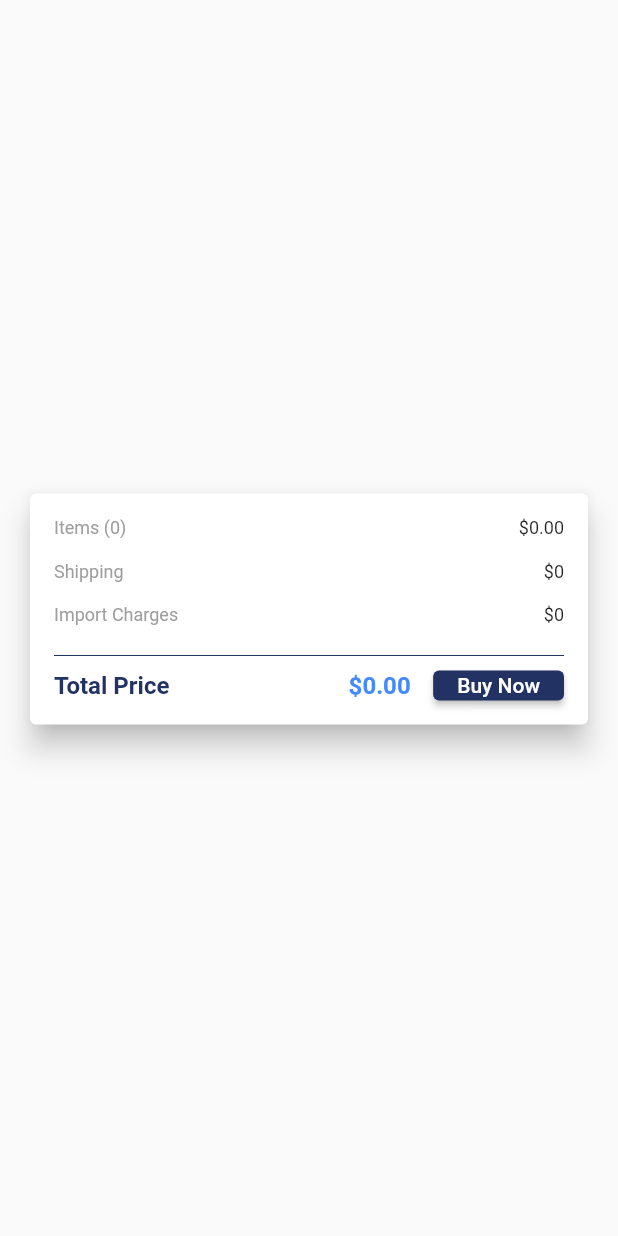
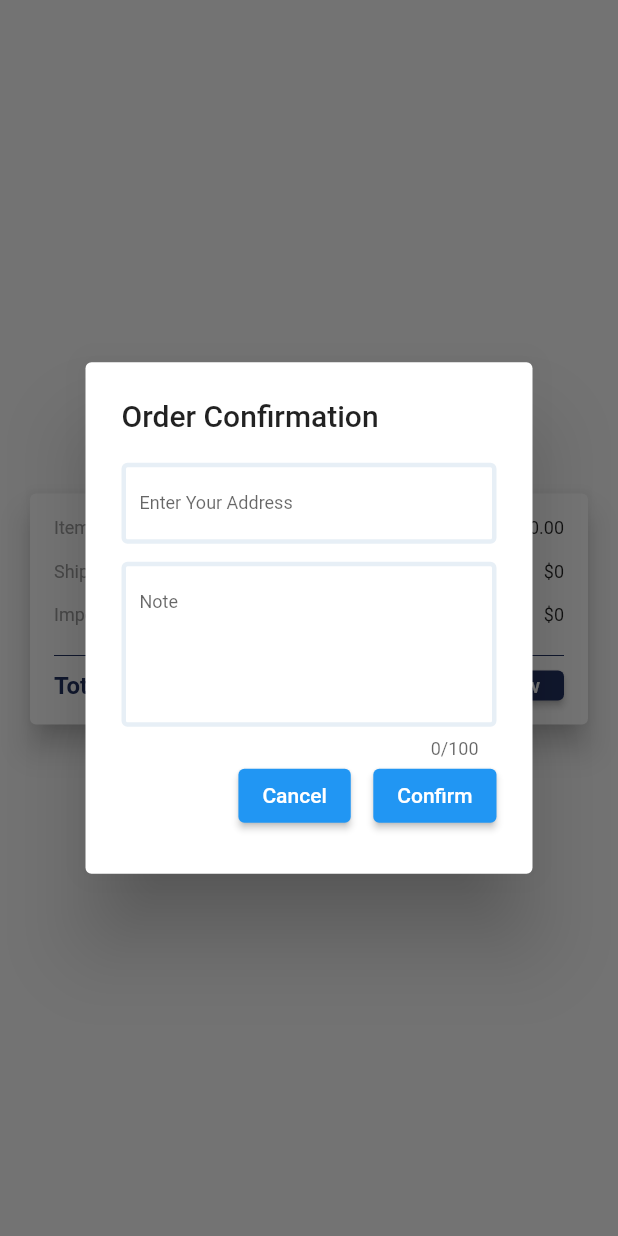
Before and after one commit to Rythmzz/strak_shop, a Flutter app: the DetailCartPage widget shown alone on an empty page, opened directly, after a tap on "Buy Now", on a phone screen of 412 x 824 dp. Run offline on Flutter 3.47's test engine with Material 2 defaults, Android fonts, the phone set to English and light mode, and no system bars; our stand-ins replace cached_network_image, carousel_slider, cloud_firestore, firebase_auth, firebase_core, firebase_storage and 5 more; accounts and stored records are empty.

Commit message:
update them moi order

```diff
--- a/lib/models/info_user_model.dart
+++ b/lib/models/info_user_model.dart
@@ -45,7 +45,7 @@
 
     _reference.snapshots().listen((event) async {
       _listInfoUser = await DatabaseService(uid).getInfoUser();
-      _listCart = await DatabaseService(uid).getListCart(_listInfoUser!);
+      _listCart = await DatabaseService(uid).getListCartFromUser(_listInfoUser!);
       notifyListeners();
     });
 
--- /dev/null
+++ b/lib/models/order.dart
@@ -0,0 +1,91 @@
+import 'package:cloud_firestore/cloud_firestore.dart';
+
+class Order{
+  int _id;
+  String _uid;
+  String _orderDate;
+  String _orderCode;
+  String _orderNote;
+  double _totalPrice;
+  String _address;
+  List<Object> _orderDetail;
+
+  Order(this._id, this._uid,this._orderDate,this._orderCode,this._orderNote,this._totalPrice,this._address,this._orderDetail);
+
+  factory Order.fromDocument(DocumentSnapshot doc){
+    return Order(
+      doc.data().toString().contains('id') ? doc.get('id') : -1,
+      doc.data().toString().contains('uid') ? doc.get('uid') : "",
+      doc.data().toString().contains('orderDate') ? doc.get('orderDate') : "",
+      doc.data().toString().contains('orderCode') ? doc.get('orderCode') : "",
+      doc.data().toString().contains('orderNote') ? doc.get('orderNote') : "",
+      doc.data().toString().contains('totalPrice') ? doc.get('totalPrice') : -1.0,
+      doc.data().toString().contains('address') ? doc.get('address') : "",
+      doc.data().toString().contains('orderDetail') ? (doc.get('orderDetail') as List).map((e) => e as Map<String,dynamic>).toList() : [],
+    );
+  }
+
+
+  void printOrder(){
+    print(_id);
+    print(_uid);
+    print(_orderDate);
+    print(_orderCode);
+    print(_orderNote);
+    print(_address);
+  }
+
+
+  String get getAddress => _address;
+
+  set address(String value) {
+    _address = value;
+  }
+
+  String get getOrderNote => _orderNote;
+
+  set orderNote(String value) {
+    _orderNote = value;
+  }
+
+  String get getOrderCode => _orderCode;
+
+  set orderCode(String value) {
+    _orderCode = value;
+  }
+
+  String get getOrderDate => _orderDate;
+
+  set orderDate(String value) {
+    _orderDate = value;
+  }
+
+  String get getUid => _uid;
+
+  set uid(String value) {
+    _uid = value;
+  }
+
+  int get getId => _id;
+
+  set id(int value) {
+    _id = value;
+  }
+
+  List<Object> get getOrderDetail => _orderDetail;
+
+  set orderDetail(List<Object> value) {
+    _orderDetail = value;
+  }
+
+  void addObject(Object order){
+    _orderDetail.add(order);
+  }
+
+
+  double get getTotalPrice => _totalPrice;
+
+  set totalPrice(double value) {
+    _totalPrice = value;
+  }
+}
--- /dev/null
+++ b/lib/models/order_model.dart
@@ -0,0 +1,34 @@
+import 'package:cloud_firestore/cloud_firestore.dart';
+import 'package:flutter/cupertino.dart';
+import 'package:strak_shop_project/services/database.dart';
+
+import 'cart.dart';
+import 'order.dart';
+
+class OrderModel extends ChangeNotifier{
+
+  CollectionReference _reference = FirebaseFirestore.instance.collection('list_order');
+
+  List<Order> _listOrder = [];
+
+  List<Order> get getListOrder => _listOrder;
+
+  // List<Cart> _listOrderDetail = [];
+  //
+  // List<Cart> get getListOrderDetail => _listOrderDetail;
+
+
+  OrderModel(){
+    listenToOrder();
+  }
+
+  void listenToOrder() {
+    _reference.snapshots().listen((_) async {
+      _listOrder = await DatabaseService().getListOrder();
+      notifyListeners();
+    });
+  }
+
+
+
+}
--- a/lib/services/database.dart
+++ b/lib/services/database.dart
@@ -10,6 +10,7 @@
 import 'package:strak_shop_project/services/storage_repository.dart';
 
 import '../models/cart.dart';
+import '../models/order.dart';
 
 class DatabaseService{
   final String? _uid;
@@ -271,7 +272,7 @@
   //   return product!;
   // }
 
-  Future<List<Cart>> getListCart(InfoUser snapshot) async{
+  Future<List<Cart>> getListCartFromUser(InfoUser snapshot) async{
     List<Cart> _listCart = [];
     snapshot.cart.forEach((element) {
       String data = json.encode(element);
@@ -315,6 +316,39 @@
   }
 
 
+  Future<List<Cart>> getListCartFromOrder(Order snapshot) async {
+    List<Cart> _listCart = [];
+    snapshot.getOrderDetail.forEach((element) {
+      String data = json.encode(element);
+      _listCart.add(Cart.fromJson(jsonDecode(data)));
+    });
+    return _listCart;
+  }
+
+  Future<List<Order>> getListOrder() async{
+    QuerySnapshot querySnapshot = await _firebaseFirestore.collection('list_order').get();
+    final allData = querySnapshot.docs.map((doc) {
+      return Order.fromDocument(doc);
+    }).toList();
+    return allData;
+
+  }
+
+  Future createNewOrder(int id,String orderDate,String orderCode,String orderNote,double totalPrice,String address,List<Object> currentCart) async {
+    await _firebaseFirestore.collection('list_order').doc(id.toString()).set({
+      'id' : id,
+      'uid' : _uid,
+      'orderDate' : orderDate,
+      'orderCode' : orderCode,
+      'orderNote' : orderNote,
+      'totalPrice' : totalPrice,
+      'address' : address,
+      'orderDetail' : currentCart
+    });
+
+  }
+
+
 
 
 
--- a/lib/views/home_view.dart
+++ b/lib/views/home_view.dart
@@ -9,6 +9,7 @@
 import 'package:flutter/material.dart';
 import 'package:flutter_spinkit/flutter_spinkit.dart';
 import 'package:image_picker/image_picker.dart';
+import 'package:intl/intl.dart';
 import 'package:provider/provider.dart';
 import 'package:smooth_page_indicator/smooth_page_indicator.dart';
 import 'package:strak_shop_project/models/bloc_search.dart';
@@ -30,6 +31,7 @@
 import '../models/account.dart';
 import '../models/cart.dart';
 import '../models/info_user_model.dart';
+import '../models/order.dart';
 import '../models/product.dart';
 
 class HomePage extends StatefulWidget{
@@ -51,6 +53,7 @@
     final _account = Provider.of<Account?>(context);
     return Consumer<InfoUserModel>(builder: (context,snapshot,_){
       return Scaffold(
+        resizeToAvoidBottomInset: true,
         backgroundColor: Colors.white,
         appBar: _isCart ? AppBar(
           backgroundColor: Colors.white,
@@ -154,6 +157,10 @@
 }
 
 class _DetailCartPageState extends State<DetailCartPage> {
+  Order _order = Order(0,"","","","",0.0,"",[]);
+
+
+
   @override
   Widget build(BuildContext context) {
     return Consumer<InfoUserModel>(builder: (context,snapshot,_){
@@ -231,7 +238,85 @@
                                   height: 20,
                                   child: ElevatedButton(style: ButtonStyle(
                                     backgroundColor: MaterialStateProperty.all(StrakColor.colorTheme7)
-                                  ),onPressed: (){
+                                  ),onPressed: () {
+                                    showDialog(context: context, builder: (context) {
+                                      return AlertDialog(
+                                        title: Text("Order Confirmation"),
+                                        content: Container(
+                                          width: 250,
+                                          height: 250,
+                                          child: SingleChildScrollView(
+                                            child: Column(
+                                              children: [
+                                                TextField(onChanged: (val){
+                                                  _order.address = val;
+                                                },
+                                                  decoration: InputDecoration(
+                                                    enabledBorder: OutlineInputBorder(
+                                                        borderSide: BorderSide(color: StrakColor.colorTheme6,width:3)
+                                                    ),
+                                                    border: OutlineInputBorder(
+                                                        borderSide: BorderSide(width:3)
+                                                    ),
+                                                    hintText: "Enter Your Address",
+                                                  ),style: TextStyle(
+                                                    fontSize: 12
+                                                ),
+                                                ),
+                                                SizedBox(height: 12,)
+                                                ,
+                                                TextField(
+                                                    onChanged: (val) {
+                                                      _order.orderNote = val;
+                                                    },
+                                                  decoration: InputDecoration(
+                                                      enabledBorder: OutlineInputBorder(
+                                                          borderSide: BorderSide(color: StrakColor.colorTheme6,width:3)
+                                                      ),
+                                                      border: OutlineInputBorder(
+                                                        borderSide: BorderSide(width:3),
+                                                      ),
+                                                      hintText: "Note",
+                                                  ),
+                                                  style: TextStyle(fontSize: 12),
+                                                  keyboardType: TextInputType.multiline,
+                                                  minLines: 5,
+                                                  maxLines: 5,
+                                                  maxLength: 100,
+                                                ),
+                                                Row(
+                                                  mainAxisAlignment: MainAxisAlignment.end,
+                                                  children: [
+                                                    ElevatedButton(onPressed: () {
+                                                      Navigator.of(context).pop();
+                                                    }, child: Text("Cancel")),
+                                                    SizedBox(width: 15,),
+                                                    ElevatedButton(onPressed: () async {
+                                                      _order.uid = snapshot.getListInfoUser!.uid;
+                                                      _order.orderCode = _order.getId.toString();
+                                                      _order.orderDate = DateFormat.yMEd().add_jms().format(DateTime.now());
+                                                      _order.totalPrice = double.tryParse(snapshot.totalPrice().toStringAsFixed(2))!;
+                                                      snapshot.getListCart.forEach((element) {
+                                                        String data = json.encode(element);
+                                                        _order.addObject(jsonDecode(data));
+                                                      });
+                                                      await DatabaseService(_order.getUid).createNewOrder(_order.getId, _order.getOrderDate, _order.getOrderCode, _order.getOrderNote, _order.getTotalPrice, _order.getAddress, _order.getOrderDetail);
+                                                      ScaffoldMessenger.of(context).showSnackBar(SnackBar(content: Text("Success")));
+                                                      Navigator.of(context).pop();
+                                                    }, child: Text("Confirm"))
+                                                  ],
+                                                )
+
+                                              ],
+                                            ),
+                                          ),
+                                        ),
+                                      );
+
+                                    },);
+
+
+
 
                                   }, child: Text("Buy Now")),
                                 )
--- a/pubspec.yaml
+++ b/pubspec.yaml
@@ -47,6 +47,7 @@
   cached_network_image: ^3.2.2
   flutter_colorpicker: ^1.0.3
   rxdart: ^0.27.5
+  intl: ^0.17.0
 
 dev_dependencies:
   flutter_test:
```
Also changed, not shown: pubspec.lock.
